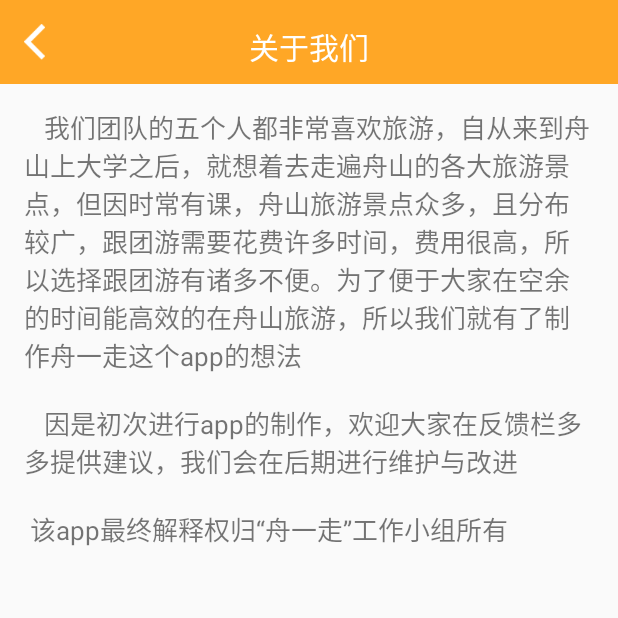
After one commit to Mason-Xu/WalkZhoushan, an Android app: the Setting_about screen opened directly, with no data from a screen before it, on a phone screen of 412 x 824 dp, the top half of it. The commit adds this screen. Run offline under Robolectric (Android 15) with nearby library versions, the phone set to English and light mode, and no system bars; libraries missing offline, so code that uses them is left out: cn.bmob.v3, rx.subscriptions.

Commit message:
:sparkles: 添加了 关于about和help

```diff
--- a/app/src/main/AndroidManifest.xml
+++ b/app/src/main/AndroidManifest.xml
@@ -93,6 +93,8 @@
         <activity android:name=".MyInfomationActivity"/>
         <activity android:name=".Mine_History"/>
         <activity android:name=".Mine_MyTravelNote"/>
+        <activity android:name=".Settng_help"/>
+        <activity android:name=".Setting_about"/>
 
         <!--message register-->
         <activity android:name=".MsgActivity"/>
--- /dev/null
+++ b/app/src/main/java/com/example/walkzhoushan/Setting_about.java
@@ -0,0 +1,16 @@
+package com.example.walkzhoushan;
+
+import android.content.Intent;
+import android.os.Bundle;
+
+/**
+ * Created by Mason on 2018/1/6.
+ */
+
+public class Setting_about extends BaseActivity {
+    @Override
+    protected void onCreate(Bundle savedInstanceState) {
+        super.onCreate(savedInstanceState);
+        setContentView(R.layout.setting_about);
+    }
+}
--- /dev/null
+++ b/app/src/main/res/layout/setting_about.xml
@@ -0,0 +1,30 @@
+<?xml version="1.0" encoding="utf-8"?>
+<LinearLayout xmlns:android="http://schemas.android.com/apk/res/android"
+    android:orientation="vertical" android:layout_width="match_parent"
+    android:layout_height="match_parent">
+    <FrameLayout
+        android:layout_width="match_parent"
+        android:layout_height="?attr/actionBarSize">
+
+        <include layout="@layout/title"/>
+
+        <TextView
+            android:id="@+id/help_title"
+            android:layout_width="wrap_content"
+            android:layout_height="wrap_content"
+            android:layout_marginTop="16dp"
+            android:layout_gravity="center_horizontal"
+            android:text="关于我们"
+            android:textColor="@color/white"
+            android:textSize="20sp" />
+
+    </FrameLayout>
+
+    <TextView
+        android:layout_width="wrap_content"
+        android:layout_height="wrap_content"
+        android:text="@string/about"
+        android:layout_gravity="center"
+        android:layout_margin="16dp"
+        android:textSize="17sp"/>
+</LinearLayout>
--- a/app/src/main/res/values/styles.xml
+++ b/app/src/main/res/values/styles.xml
@@ -21,5 +21,10 @@
     <style name="AppTheme.AppBarOverlay" parent="ThemeOverlay.AppCompat.Dark.ActionBar" />
 
     <style name="AppTheme.PopupOverlay" parent="ThemeOverlay.AppCompat.Light" />
+    <string name="help">如需帮助 或 发现本程序的 Bug ,请发邮件至 zhouyizou1234@163.com .\n \n
+    感谢你的陪伴! 我们团队会把App做的越来越好 (◍•ᴗ•◍) </string>
+    <string name="about">\t我们团队的五个人都非常喜欢旅游，自从来到舟山上大学之后，就想着去走遍舟山的各大旅游景点，但因时常有课，舟山旅游景点众多，且分布较广，跟团游需要花费许多时间，费用很高，所以选择跟团游有诸多不便。为了便于大家在空余的时间能高效的在舟山旅游，所以我们就有了制作舟一走这个app的想法  \n\n
+    \t因是初次进行app的制作，欢迎大家在反馈栏多多提供建议，我们会在后期进行维护与改进\n\n
+    该app最终解释权归“舟一走”工作小组所有</string>
 
 </resources>
```
Also changed, not shown: app/src/main/java/com/example/walkzhoushan/Setting.java (+11 -1 lines), app/src/main/java/com/example/walkzhoushan/Settng_help.java (added, +15 -0 lines), app/src/main/res/layout/setting_help.xml (added, +32 -0 lines).
